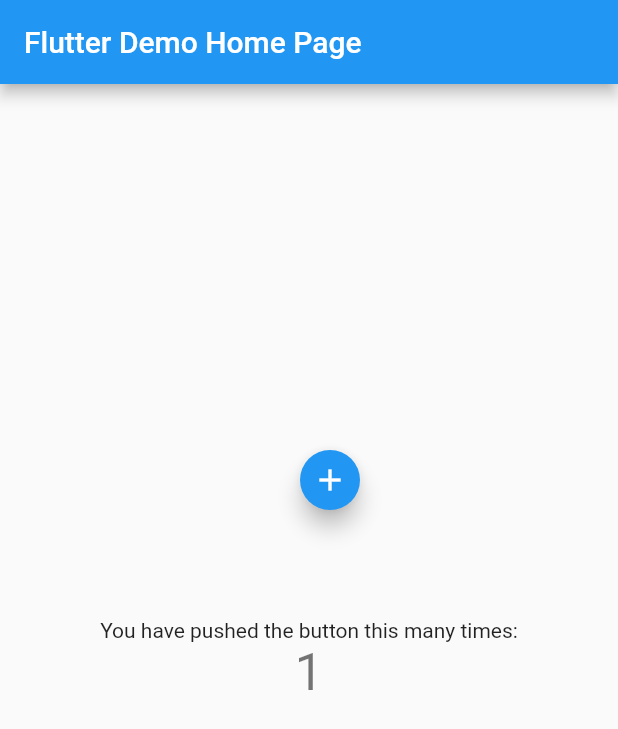
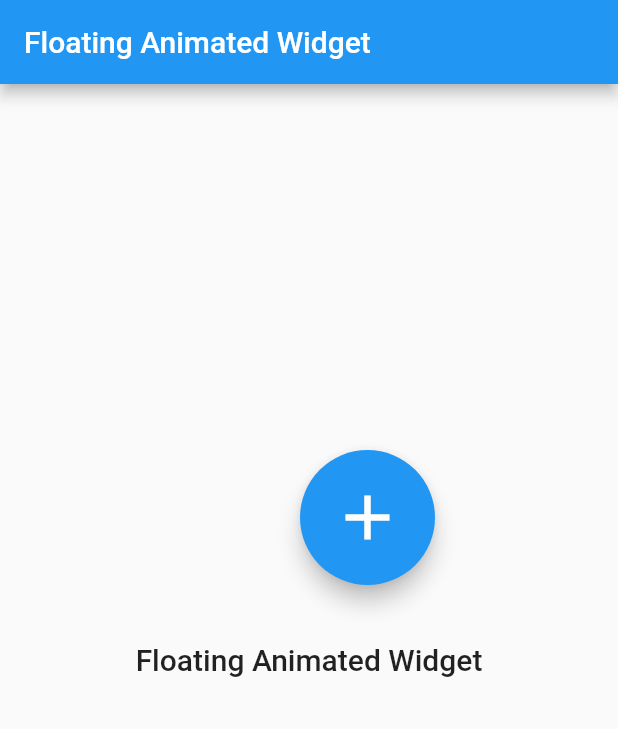
Before and after one commit to Smueez/floating_animated_widget, a Flutter app: the screen it shows after launch, after a tap on the "add" icon, on a phone screen of 412 x 824 dp. Shown: the top 729 px of the screen. Run offline on Flutter 3.47's test engine with Material 2 defaults, Android fonts, the phone set to English and light mode, and no system bars.

Commit message:
chore: improving the example code demonstration

```diff
--- a/example/lib/main.dart
+++ b/example/lib/main.dart
@@ -1,5 +1,6 @@
+import 'package:flutter/material.dart';
+
 import 'package:floating_draggable_widget/floating_draggable_widget.dart';
-import 'package:flutter/material.dart';
 
 void main() {
   runApp(const MyApp());
@@ -8,55 +9,32 @@ void main() {
 class MyApp extends StatelessWidget {
   const MyApp({super.key});
 
-  // This widget is the root of your application.
   @override
   Widget build(BuildContext context) {
-    return MaterialApp(
-      title: 'Flutter Demo',
-      theme: ThemeData(
-        primarySwatch: Colors.blue,
-      ),
-      home: const MyHomePage(title: 'Flutter Demo Home Page'),
+    return const MaterialApp(
+      title: 'Floating Draggable Widget',
+      home: MyHomePage(),
     );
   }
 }
 
 class MyHomePage extends StatefulWidget {
-  const MyHomePage({super.key, required this.title});
-
-  // This widget is the home page of your application. It is stateful, meaning
-  // that it has a State object (defined below) that contains fields that affect
-  // how it looks.
-
-  // This class is the configuration for the state. It holds the values (in this
-  // case the title) provided by the parent (in this case the App widget) and
-  // used by the build method of the State. Fields in a Widget subclass are
-  // always marked "final".
-
-  final String title;
+  const MyHomePage({super.key});
 
   @override
   State<MyHomePage> createState() => _MyHomePageState();
 }
 
 class _MyHomePageState extends State<MyHomePage> {
-  int _counter = 0;
-
-  void _incrementCounter() {
-    setState(() {
-      _counter++;
-    });
-  }
-
   @override
   Widget build(BuildContext context) {
     return FloatingDraggableWidget(
       floatingWidget: FloatingActionButton(
-          onPressed: _incrementCounter,
-          child: const Icon(Icons.add),
+        onPressed: () {},
+        child: const Icon(Icons.add, size: 50),
       ),
-        floatingWidgetHeight: 40,
-        floatingWidgetWidth: 40,
+      floatingWidgetHeight: 90,
+      floatingWidgetWidth: 90,
       dx: 200,
       dy: 300,
       deleteWidget: Container(
@@ -70,40 +48,24 @@ class _MyHomePageState extends State<MyHomePage> {
         ),
       ),
       onDeleteWidget: () {
-          debugPrint('Widget deeleted');
+        debugPrint('Widget deleted');
       },
       child: Scaffold(
         appBar: AppBar(
-            title: Text(widget.title),
+          title: const Text('Floating Animated Widget'),
         ),
         body: Center(
           child: Column(
             mainAxisAlignment: MainAxisAlignment.center,
             children: <Widget>[
-                const Text(
-                  'You have pushed the button this many times:',
-                ),
               Text(
-                  '$_counter',
-                  style: Theme.of(context).textTheme.headline4,
+                'Floating Animated Widget',
+                style: Theme.of(context).textTheme.headline6,
               ),
             ],
           ),
         ),
-        ));
+      ),
+    );
   }
 }
-
-class MyWidget extends StatefulWidget {
-  const MyWidget({super.key});
-
-  @override
-  State<MyWidget> createState() => _MyWidgetState();
-}
-
-class _MyWidgetState extends State<MyWidget> {
-  @override
-  Widget build(BuildContext context) {
-    return Container();
-  }
-}
```
Lines whose indentation alone changed are shown as unchanged.
